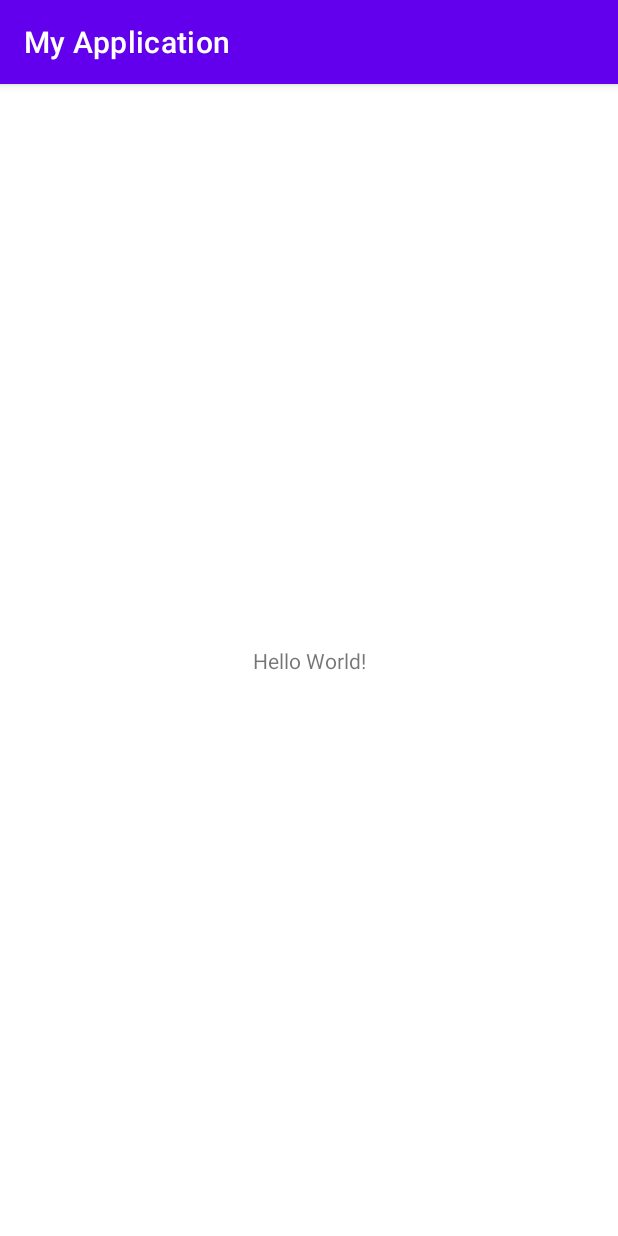
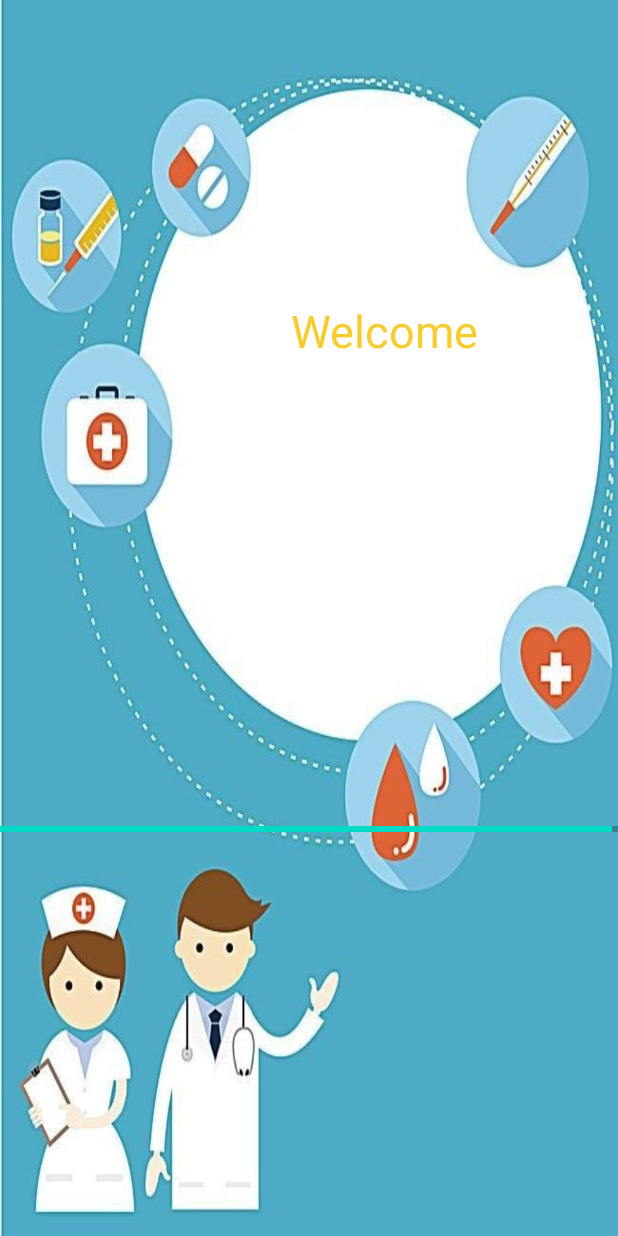
Before and after one commit to Abrar1807014/project_cardiacMonitor, an Android app: the first screen one second after launch (MainActivity before the commit, Splash after it), on a phone screen of 412 x 824 dp. Run offline under Robolectric (Android 15) with nearby library versions, the phone set to English and light mode, and no system bars.

Commit message:
Splash Screen

```diff
--- a/app/src/main/AndroidManifest.xml
+++ b/app/src/main/AndroidManifest.xml
@@ -14,7 +14,10 @@
         android:theme="@style/Theme.MyApplication"
         tools:targetApi="31">
         <activity
-            android:name=".MainActivity"
+            android:name=".DataPage"
+            android:exported="false" />
+        <activity
+            android:name=".Splash"
             android:exported="true">
             <intent-filter>
                 <action android:name="android.intent.action.MAIN" />
--- /dev/null
+++ b/app/src/main/java/com/example/myapplication/DataPage.java
@@ -0,0 +1,14 @@
+package com.example.myapplication;
+
+import androidx.appcompat.app.AppCompatActivity;
+
+import android.os.Bundle;
+
+public class DataPage extends AppCompatActivity {
+
+    @Override
+    protected void onCreate(Bundle savedInstanceState) {
+        super.onCreate(savedInstanceState);
+        setContentView(R.layout.activity_data_page);
+    }
+}
--- /dev/null
+++ b/app/src/main/java/com/example/myapplication/Splash.java
@@ -0,0 +1,50 @@
+package com.example.myapplication;
+
+import androidx.appcompat.app.AppCompatActivity;
+
+import android.content.Intent;
+import android.os.Bundle;
+import android.view.WindowManager;
+import android.widget.ProgressBar;
+
+import java.util.Timer;
+import java.util.TimerTask;
+
+public class Splash extends AppCompatActivity {
+    ProgressBar progressBar;
+    Timer timer;
+    int count=0;
+
+    @Override
+    protected void onCreate(Bundle savedInstanceState) {
+        super.onCreate(savedInstanceState);
+        setContentView(R.layout.activity_splash);
+        getSupportActionBar().hide();
+        getWindow().setFlags(WindowManager.LayoutParams.FLAG_FULLSCREEN, WindowManager.LayoutParams.FLAG_FULLSCREEN);
+
+        progressBar=findViewById(R.id.progressBar);
+        timer=new Timer();
+        timer.schedule(new TimerTask() {
+            @Override
+            public void run() {
+                if(count<100)
+                {
+                    runOnUiThread(new Runnable() {
+                        @Override
+                        public void run() {
+
+                        }
+                    });
+                    progressBar.setProgress(count);
+                    count++;
+                }
+                else{
+                    timer.cancel();
+                    Intent intent=new Intent(Splash.this, DataPage.class);
+                    startActivity(intent);
+                    finish();
+                }
+            }
+        }, 0, 30);
+    }
+}
--- /dev/null
+++ b/app/src/main/res/layout/activity_data_page.xml
@@ -0,0 +1,15 @@
+<?xml version="1.0" encoding="utf-8"?>
+<androidx.constraintlayout.widget.ConstraintLayout xmlns:android="http://schemas.android.com/apk/res/android"
+    xmlns:app="http://schemas.android.com/apk/res-auto"
+    xmlns:tools="http://schemas.android.com/tools"
+    android:layout_width="match_parent"
+    android:layout_height="match_parent"
+    tools:context=".DataPage">
+
+    <TextView
+        android:id="@+id/textView"
+        android:layout_width="wrap_content"
+        android:layout_height="wrap_content"
+        android:text="TextView"
+        tools:layout_editor_absoluteY="180dp" />
+</androidx.constraintlayout.widget.ConstraintLayout>
--- /dev/null
+++ b/app/src/main/res/layout/activity_splash.xml
@@ -0,0 +1,50 @@
+<?xml version="1.0" encoding="utf-8"?>
+<RelativeLayout xmlns:android="http://schemas.android.com/apk/res/android"
+    xmlns:tools="http://schemas.android.com/tools"
+    android:layout_width="match_parent"
+    android:layout_height="match_parent"
+    android:background="@drawable/splasimage"
+    android:orientation="vertical"
+    tools:context=".Splash">
+
+    <LinearLayout
+        android:layout_width="match_parent"
+        android:layout_height="match_parent"
+        android:orientation="vertical"
+        android:layout_marginTop="200dp">
+
+        <TextView
+            android:id="@+id/welcome"
+            android:layout_width="wrap_content"
+            android:layout_height="wrap_content"
+            android:layout_gravity="center"
+            android:layout_marginLeft="50dp"
+            android:gravity="center"
+            android:text="Welcome"
+            android:textSize="30dp"
+            android:textColor="#F8CB2E">
+
+        </TextView>
+
+        <LinearLayout
+            android:layout_width="match_parent"
+            android:layout_height="494dp"
+            android:gravity="bottom"
+            android:orientation="vertical">
+
+
+            <ProgressBar
+                android:id="@+id/progressBar"
+                style="?android:attr/progressBarStyleHorizontal"
+                android:layout_width="match_parent"
+                android:layout_height="match_parent"
+                android:layout_gravity="bottom"
+                android:backgroundTint="#987F32"
+                android:paddingTop="130dp"
+                android:progressBackgroundTint="@color/black" />
+        </LinearLayout>
+
+    </LinearLayout>
+
+
+</RelativeLayout>
--- a/app/src/main/res/values/strings.xml
+++ b/app/src/main/res/values/strings.xml
@@ -1,3 +1,3 @@
 <resources>
-    <string name="app_name">My Application</string>
+    <string name="app_name">14_29 Cardiac Database</string>
 </resources>
```
Also changed, not shown: app/src/main/res/drawable/splasimage.jpg (added).
